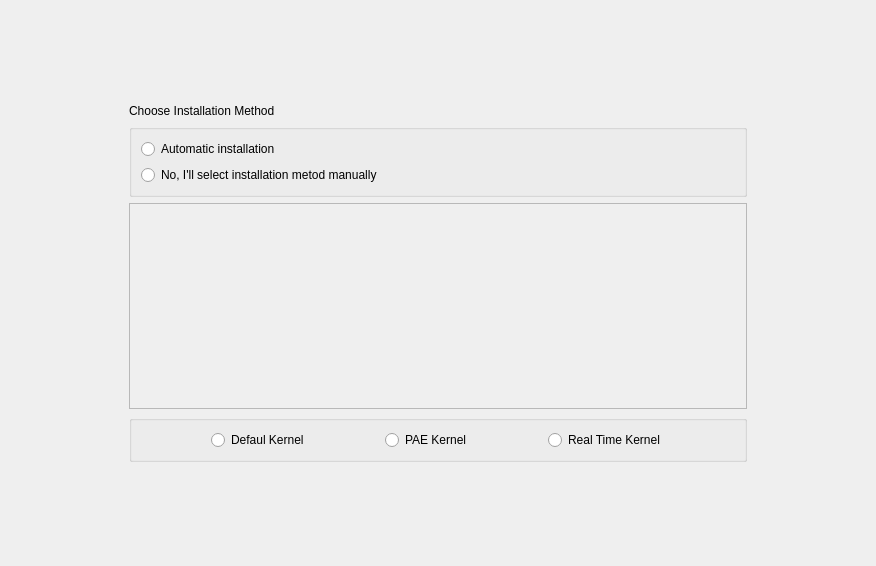
Before: the Qt Designer form corporate2/yali4/gui/Ui/autoinstallationwidget.ui in pars-linux/uludag, drawn with Qt 5.
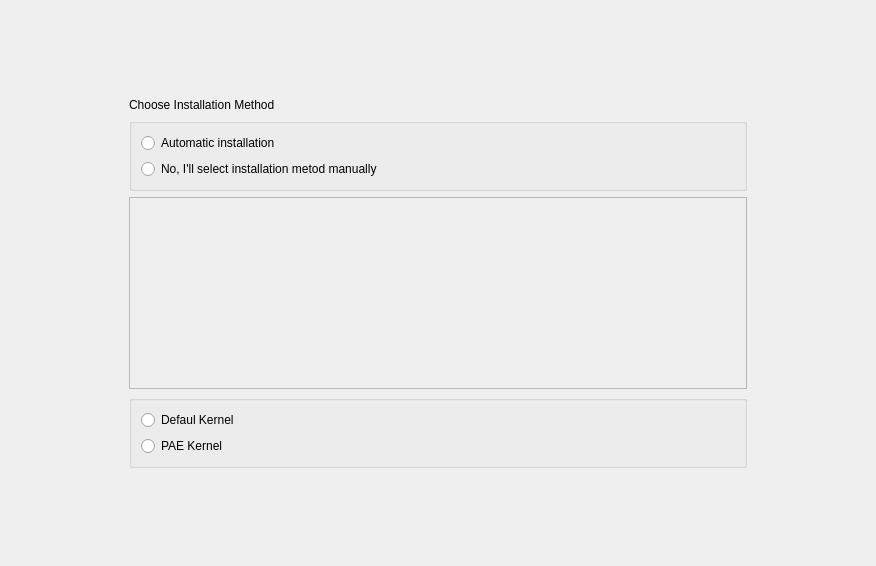
After: the same form once the commit is applied.

Patch:
```diff
--- a/corporate2/yali4/gui/Ui/autoinstallationwidget.ui
+++ b/corporate2/yali4/gui/Ui/autoinstallationwidget.ui
@@ -27,7 +27,7 @@
      </property>
     </spacer>
    </item>
-   <item row="1" column="0">
+   <item row="1" column="0" rowspan="4">
     <spacer name="horizontalSpacer_2">
      <property name="orientation">
       <enum>Qt::Horizontal</enum>
@@ -41,31 +41,45 @@
     </spacer>
    </item>
    <item row="1" column="1">
-    <layout class="QGridLayout" name="gridLayout_2">
-     <item row="0" column="0">
       <widget class="QLabel" name="label_2">
        <property name="text">
         <string>Choose Installation Method</string>
        </property>
       </widget>
      </item>
-     <item row="1" column="0">
-      <widget class="QGroupBox" name="groupBox">
+   <item row="1" column="2" rowspan="4">
+    <spacer name="horizontalSpacer_3">
+     <property name="orientation">
+      <enum>Qt::Horizontal</enum>
+     </property>
+     <property name="sizeHint" stdset="0">
+      <size>
+       <width>118</width>
+       <height>358</height>
+      </size>
+     </property>
+    </spacer>
+   </item>
+   <item row="2" column="1">
+    <widget class="QGroupBox" name="installationMethodGroupBox">
        <property name="title">
         <string/>
        </property>
        <property name="alignment">
         <set>Qt::AlignLeading|Qt::AlignLeft|Qt::AlignVCenter</set>
        </property>
-       <layout class="QVBoxLayout" name="verticalLayout">
-        <item>
+     <property name="flat">
+      <bool>true</bool>
+     </property>
+     <layout class="QGridLayout" name="gridLayout_2">
+      <item row="0" column="0">
          <widget class="QRadioButton" name="radioAutomatic">
           <property name="text">
            <string>Automatic installation</string>
           </property>
          </widget>
         </item>
-        <item>
+      <item row="1" column="0">
          <widget class="QRadioButton" name="radioManual">
           <property name="text">
            <string>No, I'll select installation metod manually</string>
@@ -75,7 +89,7 @@
        </layout>
       </widget>
      </item>
-     <item row="2" column="0">
+   <item row="3" column="1">
       <widget class="QListWidget" name="collectionList">
        <property name="enabled">
         <bool>false</bool>
@@ -85,104 +99,33 @@
        </property>
       </widget>
      </item>
-     <item row="3" column="0">
-      <widget class="QGroupBox" name="groupBox_2">
+   <item row="4" column="1">
+    <widget class="QGroupBox" name="kernelTypeGroupBox">
        <property name="title">
         <string/>
        </property>
+     <property name="flat">
+      <bool>true</bool>
+     </property>
        <layout class="QGridLayout" name="gridLayout">
-        <item row="0" column="1">
+      <item row="0" column="0">
          <widget class="QRadioButton" name="radioDefaultKernel">
           <property name="text">
            <string>Defaul Kernel</string>
           </property>
          </widget>
         </item>
-        <item row="0" column="3">
+      <item row="1" column="0">
          <widget class="QRadioButton" name="radioPAEKernel">
           <property name="text">
            <string>PAE Kernel</string>
           </property>
          </widget>
         </item>
-        <item row="0" column="0">
-         <spacer name="horizontalSpacer">
-          <property name="orientation">
-           <enum>Qt::Horizontal</enum>
-          </property>
-          <property name="sizeHint" stdset="0">
-           <size>
-            <width>40</width>
-            <height>20</height>
-           </size>
-          </property>
-         </spacer>
-        </item>
-        <item row="0" column="6">
-         <spacer name="horizontalSpacer_4">
-          <property name="orientation">
-           <enum>Qt::Horizontal</enum>
-          </property>
-          <property name="sizeHint" stdset="0">
-           <size>
-            <width>40</width>
-            <height>20</height>
-           </size>
-          </property>
-         </spacer>
-        </item>
-        <item row="0" column="2">
-         <spacer name="horizontalSpacer_5">
-          <property name="orientation">
-           <enum>Qt::Horizontal</enum>
-          </property>
-          <property name="sizeHint" stdset="0">
-           <size>
-            <width>40</width>
-            <height>20</height>
-           </size>
-          </property>
-         </spacer>
-        </item>
-        <item row="0" column="5">
-         <widget class="QRadioButton" name="radioRTKernel">
-          <property name="text">
-           <string>Real Time Kernel</string>
-          </property>
-         </widget>
-        </item>
-        <item row="0" column="4">
-         <spacer name="horizontalSpacer_6">
-          <property name="orientation">
-           <enum>Qt::Horizontal</enum>
-          </property>
-          <property name="sizeHint" stdset="0">
-           <size>
-            <width>40</width>
-            <height>20</height>
-           </size>
-          </property>
-         </spacer>
-        </item>
        </layout>
       </widget>
      </item>
-    </layout>
-   </item>
-   <item row="1" column="2">
-    <spacer name="horizontalSpacer_3">
-     <property name="orientation">
-      <enum>Qt::Horizontal</enum>
-     </property>
-     <property name="sizeHint" stdset="0">
-      <size>
-       <width>118</width>
-       <height>358</height>
-      </size>
-     </property>
-    </spacer>
-   </item>
-   <item row="2" column="1">
+   <item row="5" column="1">
     <spacer name="verticalSpacer">
      <property name="orientation">
       <enum>Qt::Vertical</enum>
```
Lines whose indentation alone changed are shown as unchanged.
